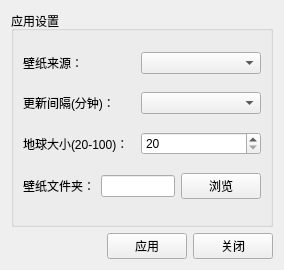
Above: src/config.ui from Pylogmon/earth_wallpaper before the change. Below: the same form after it.
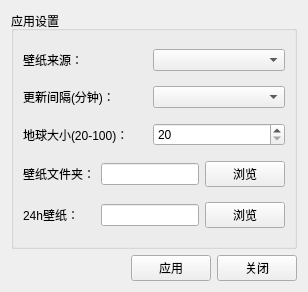
That is the form after the change.

Commit message:
feat(scripts): 添加24h壁纸选项
BREAKING CHANGE: 兼容常规24h壁纸json格式

The edit to the form file:
```diff
--- a/src/config.ui
+++ b/src/config.ui
@@ -6,8 +6,8 @@
    <rect>
     <x>0</x>
     <y>0</y>
-    <width>284</width>
-    <height>270</height>
+    <width>308</width>
+    <height>292</height>
    </rect>
   </property>
   <property name="windowTitle">
@@ -20,7 +20,7 @@
       <string>应用设置</string>
      </property>
      <layout class="QGridLayout" name="gridLayout">
-      <item row="0" column="0" colspan="2">
+      <item row="0" column="0">
        <widget class="QLabel" name="label">
         <property name="text">
          <string>壁纸来源：</string>
@@ -76,6 +76,35 @@
       </item>
       <item row="3" column="3">
        <widget class="QPushButton" name="select">
+        <property name="minimumSize">
+         <size>
+          <width>80</width>
+          <height>0</height>
+         </size>
+        </property>
+        <property name="text">
+         <string>浏览</string>
+        </property>
+       </widget>
+      </item>
+      <item row="4" column="0">
+       <widget class="QLabel" name="label_5">
+        <property name="text">
+         <string>24h壁纸：</string>
+        </property>
+       </widget>
+      </item>
+      <item row="4" column="1" colspan="2">
+       <widget class="QLineEdit" name="wallpaperFile"/>
+      </item>
+      <item row="4" column="3">
+       <widget class="QPushButton" name="selectFile">
+        <property name="minimumSize">
+         <size>
+          <width>80</width>
+          <height>0</height>
+         </size>
+        </property>
         <property name="text">
          <string>浏览</string>
         </property>
```
The commit also changes 9 other files.
